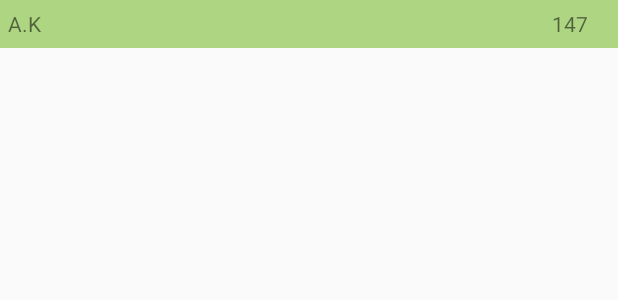
After one commit to Lmaabdul/SnookerCounter, an Android app: the layout list_item.xml on its own in the app's theme, with its tools: preview values and no code run, on a phone screen of 412 x 824 dp. The commit adds this screen. Shown: the top 300 px of the screen. Run offline under Robolectric (Android 15) with nearby library versions, the light colour scheme and no system bars.

Commit message:
listview dziala

```diff
--- a/app/src/main/java/com/konieczny91/adam/snookercounter/logic/dialogs/EndMatchDialog.java
+++ b/app/src/main/java/com/konieczny91/adam/snookercounter/logic/dialogs/EndMatchDialog.java
@@ -49,8 +49,8 @@ public class EndMatchDialog extends DialogFragment
     public View onCreateView(LayoutInflater inflater, @Nullable ViewGroup container, Bundle savedInstanceState) {
 
         View view = inflater.inflate(R.layout.dialog_end_match,container,false);
-        getDialog().setCancelable(false);
         getDialog().requestWindowFeature(STYLE_NO_TITLE);
+        setCancelable(false);
 
         String playerName;
         String playerLastName;
--- a/app/src/main/java/com/konieczny91/adam/snookercounter/logic/dialogs/FoulDialog.java
+++ b/app/src/main/java/com/konieczny91/adam/snookercounter/logic/dialogs/FoulDialog.java
@@ -192,7 +192,7 @@ public class FoulDialog extends DialogFragment implements View.OnClickListener{
 
         View view = inflater.inflate(R.layout.dialog_foul,container,false);
         getDialog().requestWindowFeature(STYLE_NO_TITLE);
-        getDialog().setCancelable(false);
+        setCancelable(false);
 
         maxReds = getArguments().getInt("maxReds");
 
--- a/app/src/main/java/com/konieczny91/adam/snookercounter/logic/dialogs/NextFrameDialog.java
+++ b/app/src/main/java/com/konieczny91/adam/snookercounter/logic/dialogs/NextFrameDialog.java
@@ -55,8 +55,8 @@ public class NextFrameDialog extends DialogFragment {
     public View onCreateView(LayoutInflater inflater, @Nullable ViewGroup container, Bundle savedInstanceState) {
 
         View view = inflater.inflate(R.layout.dialog_next_frame,container,false);
-        getDialog().setCancelable(false);
         getDialog().requestWindowFeature(STYLE_NO_TITLE);
+        setCancelable(false);
 
 
         Typeface retro = Typeface.createFromAsset(getContext().getAssets(), "fonts/8-BIT WONDER.ttf");
--- /dev/null
+++ b/app/src/main/res/layout/list_item.xml
@@ -0,0 +1,45 @@
+<?xml version="1.0" encoding="utf-8"?>
+<LinearLayout
+    xmlns:android="http://schemas.android.com/apk/res/android"
+    xmlns:tools="http://schemas.android.com/tools"
+    android:layout_width="match_parent"
+    android:layout_height="32dp"
+    android:background="@color/backgroundColor"
+    android:orientation="horizontal">
+
+    <TextView
+        android:id="@+id/list_item_text"
+        android:layout_width="32dp"
+        android:layout_height="32dp"
+        android:textAlignment="center"
+        android:gravity="center"
+        tools:text="A.K"
+
+        />
+
+    <LinearLayout
+        android:id="@+id/list_item_image_container"
+        android:orientation="horizontal"
+        android:layout_width="0dp"
+        android:layout_weight="1"
+        android:layout_height="32dp"
+        android:padding="5dp">
+
+
+
+
+
+
+
+    </LinearLayout>
+
+    <TextView
+        android:id="@+id/list_item_break"
+        android:layout_width="64dp"
+        android:layout_height="32dp"
+        android:layout_alignParentRight="true"
+        tools:text="147"
+        android:textAlignment="center"
+        android:gravity="center"/>
+
+</LinearLayout>
```
Also changed, not shown: app/src/main/java/com/konieczny91/adam/snookercounter/FrameActivity.java (+119 -11 lines), app/src/main/java/com/konieczny91/adam/snookercounter/logic/Record.java (added, +63 -0 lines), app/src/main/java/com/konieczny91/adam/snookercounter/logic/RecordAdapter.java (added, +70 -0 lines).
